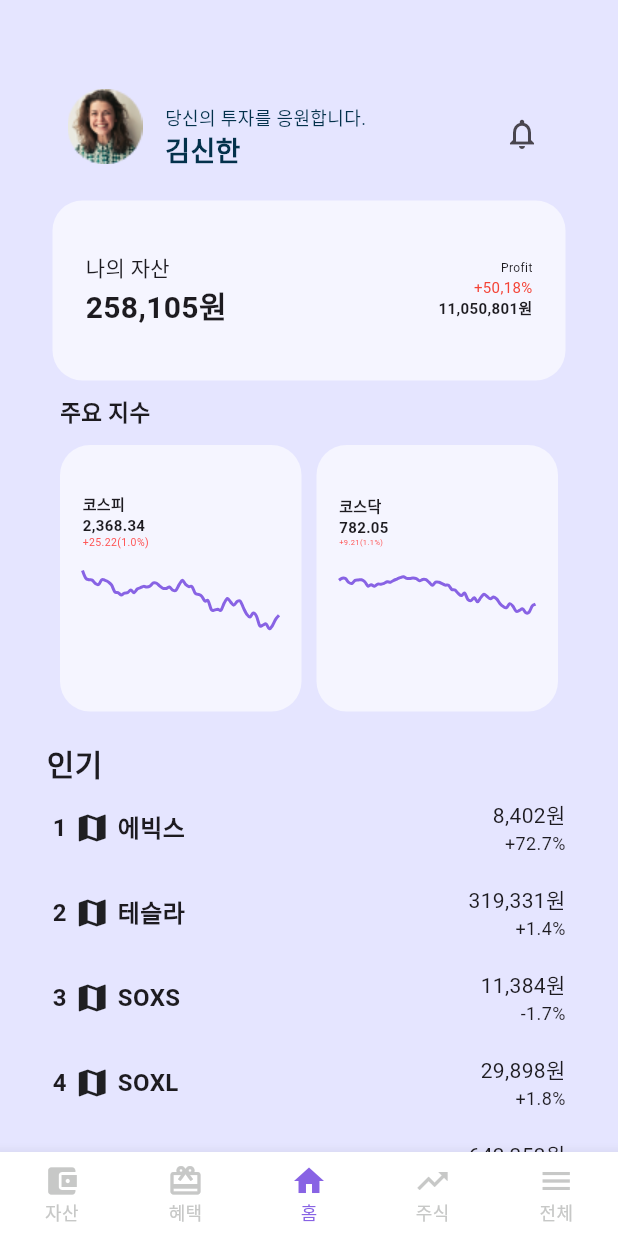
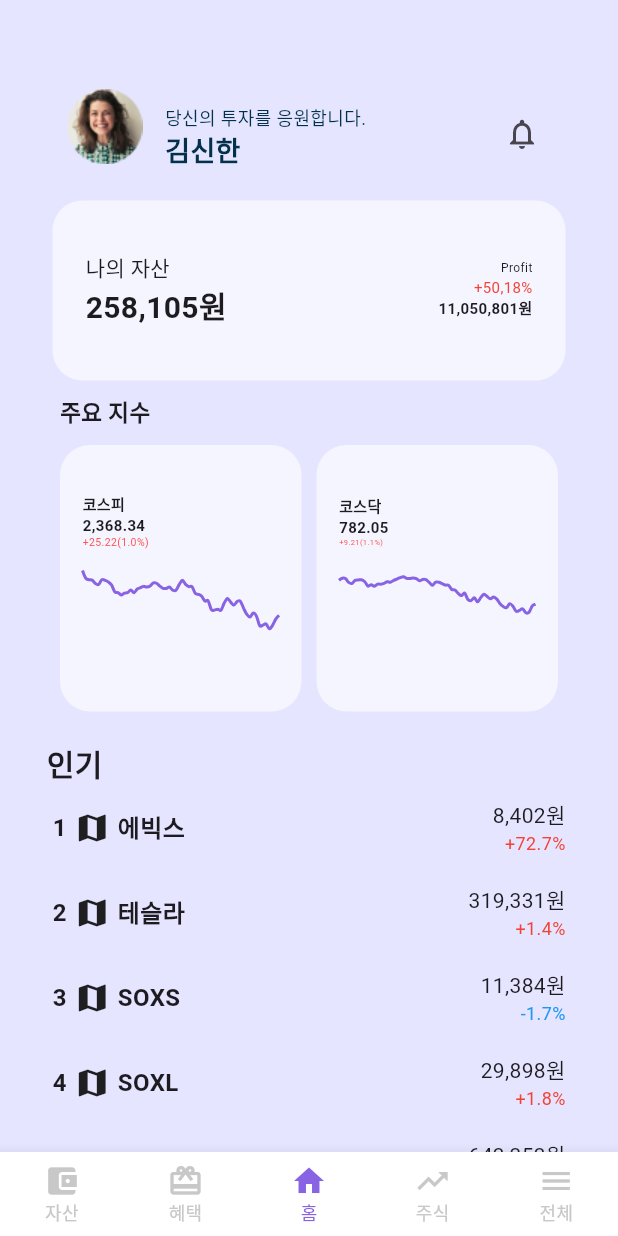
Before and after one commit to ShinhansecMobile/Shinhansec-Intern-App, a Flutter app: the screen it shows after launch, on a phone screen of 412 x 824 dp. Run offline on Flutter 3.47's test engine with Material 2 defaults, Android fonts, the phone set to English and light mode, and no system bars; drawn by our look-alikes of fl_chart.

Commit message:
[DESIGN] 인기 종목 리스트 요소 등락률에 따른 폰트 색 설정

```diff
--- a/lib/widgets/popular_list_tile.dart
+++ b/lib/widgets/popular_list_tile.dart
@@ -15,6 +15,21 @@ class PopularListTile extends StatefulWidget {
 class _PopularListTileState extends State<PopularListTile> {
   @override
   Widget build(BuildContext context) {
+    String stockProfitStr = widget.popularData.stockProfit;
+    Color stockProfitColor;
+
+    if (stockProfitStr.isNotEmpty) {
+      if (stockProfitStr[0] == '+') {
+        stockProfitColor = Colors.red;
+      } else if (stockProfitStr[0] == '-') {
+        stockProfitColor = Colors.blue;
+      } else {
+        stockProfitColor = Colors.black;
+      }
+    } else {
+      stockProfitColor = Colors.black;
+    }
+
     return Container(
       width: MediaQuery.of(context).size.width - 62,
       child: Card(
@@ -43,8 +58,10 @@ class _PopularListTileState extends State<PopularListTile> {
               mainAxisAlignment: MainAxisAlignment.center,
               crossAxisAlignment: CrossAxisAlignment.end,
               children: [
-                Text(widget.popularData.stockPrice.toString(), style: TextStyle(fontSize: 14)),
-                Text(widget.popularData.stockProfit.toString(), style: TextStyle(fontSize: 12)),
+                Text(widget.popularData.stockPrice.toString(),
+                    style: TextStyle(fontSize: 14)),
+                Text(widget.popularData.stockProfit.toString(),
+                    style: TextStyle(fontSize: 12, color: stockProfitColor)),
               ],
             ),
           ],
```
